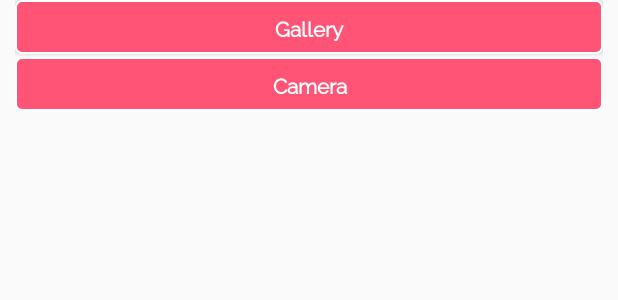
After one commit to SopheaChan/ShoppingCart, an Android app: the layout dialog_choose_profile_photo.xml on its own in the app's theme, with its tools: preview values and no code run, on a phone screen of 412 x 824 dp. The commit adds this screen. Shown: the top 300 px of the screen. Run offline under Robolectric (Android 15) with nearby library versions, the light colour scheme and no system bars.

Commit message:
Added function to choose profile picture from gallery...

```diff
--- a/app/src/main/AndroidManifest.xml
+++ b/app/src/main/AndroidManifest.xml
@@ -16,7 +16,6 @@
                 <category android:name="android.intent.category.LAUNCHER" />
             </intent-filter>
         </activity>
-        <activity android:name=".MenuHeader" />
 
         <meta-data
             android:name="preloaded_fonts"
--- a/app/src/main/java/com/example/dell/myapplication/MyAdapter.java
+++ b/app/src/main/java/com/example/dell/myapplication/MyAdapter.java
@@ -41,7 +41,7 @@ public class MyAdapter extends RecyclerView.Adapter<MyAdapter.ViewHolder> {
         final Product product = productList.get(position);
 
         viewHolder.productName.setText(product.getProName());
-        viewHolder.productPrice.setText(String.format(Locale.US,"%f", product.getProPrice()));
+        viewHolder.productPrice.setText(String.format(Locale.US,"%.2f", product.getProPrice()));
         viewHolder.productQuantity.setText(String.format(Locale.US, "%d", product.getProQuantity()));
         Glide.with(context)
                 .load(product.getProImage())
--- /dev/null
+++ b/app/src/main/res/drawable/dialog_menu_shape.xml
@@ -0,0 +1,8 @@
+<?xml version="1.0" encoding="utf-8"?>
+<shape xmlns:android="http://schemas.android.com/apk/res/android"
+    android:shape="rectangle">
+    <corners android:radius="4dp"/>
+    <solid android:color="@color/backgroundColor"/>
+    <stroke android:width="1dp"
+        android:color="@color/colorWhite"/>
+</shape>
--- /dev/null
+++ b/app/src/main/res/layout/dialog_choose_profile_photo.xml
@@ -0,0 +1,44 @@
+<?xml version="1.0" encoding="utf-8"?>
+<android.support.constraint.ConstraintLayout xmlns:android="http://schemas.android.com/apk/res/android"
+    xmlns:app="http://schemas.android.com/apk/res-auto"
+    xmlns:tools="http://schemas.android.com/tools"
+    android:layout_width="match_parent"
+    android:layout_height="wrap_content"
+    android:elevation="3dp"
+    android:paddingEnd="10dp"
+    android:paddingStart="10dp">
+
+    <TextView
+        android:id="@+id/tvGallery"
+        android:layout_width="0dp"
+        android:layout_height="wrap_content"
+        android:background="@drawable/dialog_menu_shape"
+        android:elevation="2dp"
+        android:fontFamily="@font/raleway"
+        android:padding="8dp"
+        android:text="Gallery"
+        android:textAlignment="center"
+        android:textColor="@color/colorWhite"
+        android:textStyle="bold"
+        app:layout_constraintEnd_toEndOf="parent"
+        app:layout_constraintStart_toStartOf="parent"
+        app:layout_constraintTop_toTopOf="parent" />
+
+    <TextView
+        android:id="@+id/tvTakePhoto"
+        android:layout_width="0dp"
+        android:layout_height="wrap_content"
+        android:layout_marginTop="2dp"
+        android:background="@drawable/dialog_menu_shape"
+        android:fontFamily="@font/raleway"
+        android:padding="8dp"
+        android:text="Camera"
+        android:textAlignment="center"
+        android:textColor="@color/colorWhite"
+        android:textSize="14sp"
+        android:textStyle="bold"
+        app:layout_constraintEnd_toEndOf="@id/tvGallery"
+        app:layout_constraintStart_toStartOf="@+id/tvGallery"
+        app:layout_constraintTop_toBottomOf="@+id/tvGallery" />
+
+</android.support.constraint.ConstraintLayout>
--- a/app/src/main/res/layout/navigation_menu_header.xml
+++ b/app/src/main/res/layout/navigation_menu_header.xml
@@ -7,7 +7,9 @@
     android:gravity="bottom"
     android:orientation="vertical"
     android:padding="16dp"
-    android:theme="@style/ThemeOverlay.AppCompat.Dark.ActionBar">
+
+    android:theme="@style/ThemeOverlay.AppCompat.Dark.ActionBar"
+    tools:context=".MainActivity">
 
     <de.hdodenhof.circleimageview.CircleImageView
         android:id="@+id/imgProfilePhoto"
@@ -15,7 +17,7 @@
         android:layout_height="60dp"
         android:elevation="8dp"
         android:scaleType="centerCrop"
-        android:src="@drawable/boy_icon" />
+        android:src="@drawable/boy_icon"/>
 
     <TextView
         android:id="@+id/tvProfileName"
--- a/app/src/main/res/values/strings.xml
+++ b/app/src/main/res/values/strings.xml
@@ -2,4 +2,6 @@
     <string name="app_name">My Application</string>
     <string name="open_drawer">Open drawer...</string>
     <string name="close_drawer">Close drawer...</string>
+    <string name="gallery">Gallery</string>
+    <string name="take_photo">Take Photo</string>
 </resources>
```
Also changed, not shown: app/src/main/java/com/example/dell/myapplication/MainActivity.java (+71 -44 lines), app/src/main/java/com/example/dell/myapplication/MenuHeader.java (deleted, +0 -54 lines), app/src/main/java/com/example/dell/myapplication/OnDialogClickListener.java (added, +7 -0 lines), app/src/main/java/com/example/dell/myapplication/custom/DialogMenu.java (added, +55 -0 lines), app/src/main/res/values/styles.xml (+8 -0 lines).
